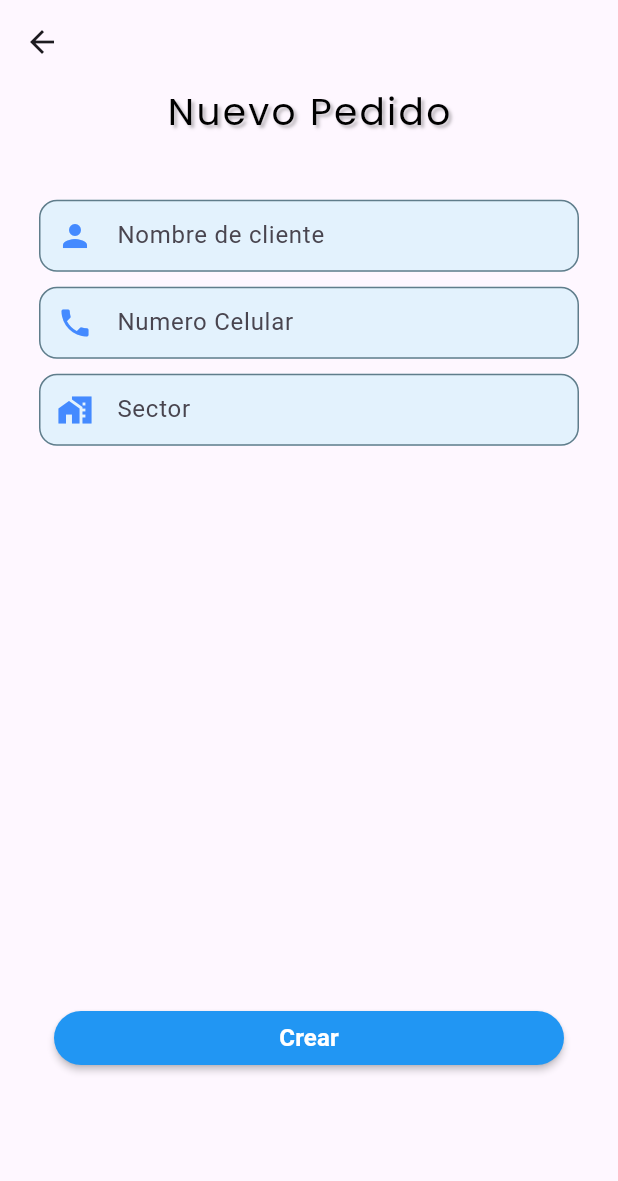
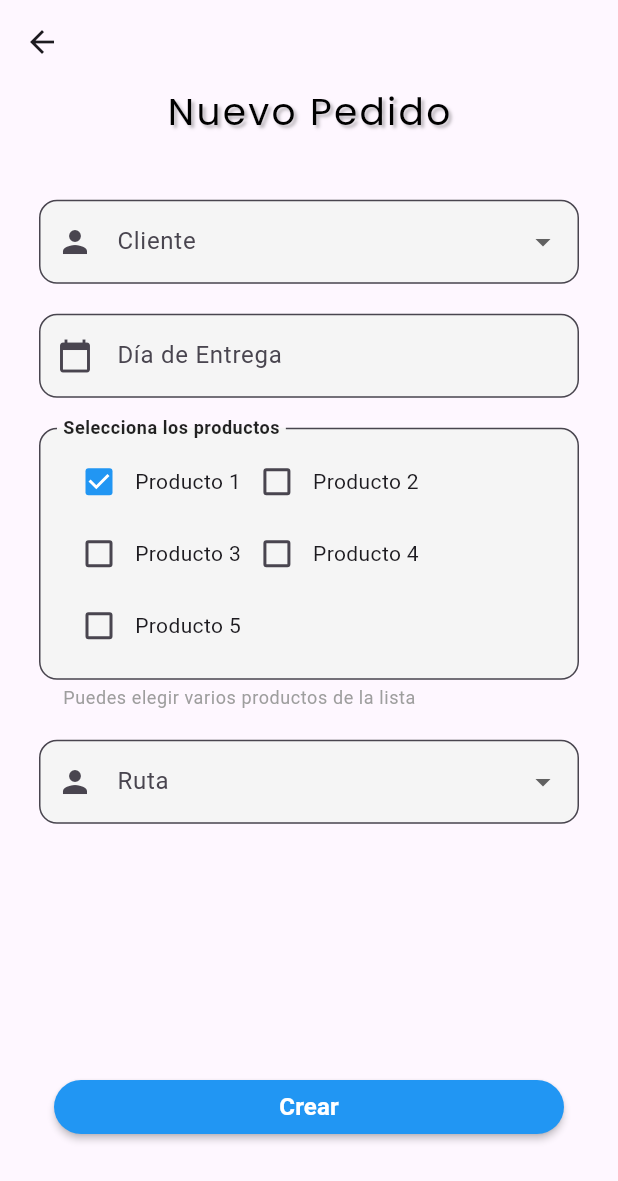
Before and after one commit to GeloAndres/The_Life_Water, a Flutter app: the AddNewBuyToClientScreen screen opened by its route, on a phone screen of 412 x 824 dp. Shown: the top 1181 px of the screen. Run offline on Flutter 3.47's test engine with Material 3 defaults, Android fonts, the phone set to English and light mode, and no system bars; drawn by our look-alikes of flutter_form_builder; our stand-ins replace dio, flutter_riverpod, form_builder_validators, go_router, google_fonts.

Commit message:
dev visual screen createNewOrder

```diff
--- a/frontend/the_life_water/lib/presentation/screen/admin_screen/add_new_buy_router/add_new_buy_to_client_screen.dart
+++ /dev/null
@@ -1,219 +0,0 @@
-import 'package:flutter/material.dart';
-import 'package:flutter_form_builder/flutter_form_builder.dart';
-import 'package:form_builder_validators/form_builder_validators.dart';
-import 'package:google_fonts/google_fonts.dart';
-import 'package:the_life_water/domain/entities/client.dart';
-import 'package:the_life_water/infrastructure/datasource/luisDatasource.dart';
-import 'package:the_life_water/infrastructure/repositories/client_repositorie_impl.dart';
-import 'package:go_router/go_router.dart';
-
-class AddNewBuyToClientScreen extends StatelessWidget {
-  const AddNewBuyToClientScreen({super.key});
-
-  @override
-  Widget build(BuildContext context) {
-    return Scaffold(
-        appBar: AppBar(),
-        body: SafeArea(
-          child: SingleChildScrollView(
-            child: Center(
-              child: SizedBox(
-                width: 360,
-                child: Column(
-                  mainAxisAlignment: MainAxisAlignment.start,
-                  children: [
-                    Text(
-                      'Nuevo Pedido',
-                      style: GoogleFonts.poppins(
-                        fontSize: 25,
-                        fontWeight: FontWeight.normal,
-                        color: Colors.black,
-                        letterSpacing: 1.5,
-                        shadows: [
-                          const Shadow(
-                            color: Colors.black26,
-                            blurRadius: 2,
-                            offset: Offset(2, 2),
-                          ),
-                        ],
-                      ),
-                    ),
-                    SizedBox(
-                      height: MediaQuery.of(context).size.height * 0.05,
-                    ),
-                    _FormNewOrder(),
-                  ],
-                ),
-              ),
-            ),
-          ),
-        ));
-  }
-}
-
-class _FormNewOrder extends StatefulWidget {
-  @override
-  State<_FormNewOrder> createState() => _FormNewOrderState();
-}
-
-class _FormNewOrderState extends State<_FormNewOrder> {
-  final GlobalKey<FormBuilderState> _formKey = GlobalKey<FormBuilderState>();
-  ClientRepositorieImpl luisDatasource =
-      ClientRepositorieImpl(datasource: Luisdatasource());
-
-  @override
-  void initState() {
-    super.initState();
-    _saveNewClient();
-  }
-
-  void _saveNewClient() {
-    setState(() {});
-  }
-
-  @override
-  Widget build(BuildContext context) {
-    return FormBuilder(
-        key: _formKey,
-        child: Column(
-          children: [
-            FormBuilderTextField(
-              autovalidateMode: AutovalidateMode.onUserInteraction,
-              name: 'nombre',
-              decoration: decorationFormOrder(
-                  'Nombre de cliente', Icons.person, 'Nombre Apellido'),
-              onChanged: (value) {},
-              validator: FormBuilderValidators.compose([
-                FormBuilderValidators.required(
-                    errorText: 'Nombre es requerido'),
-                FormBuilderValidators.minLength(3,
-                    errorText: 'Debe tener mas de tres caracteres')
-              ]),
-            ),
-            const SizedBox(
-              height: 10,
-            ),
-            FormBuilderTextField(
-              name: 'numero',
-              decoration: decorationFormOrder(
-                  'Numero Celular', Icons.phone, '912345678'),
-              validator: FormBuilderValidators.compose([
-                FormBuilderValidators.required(
-                    errorText: 'Número es requerido'),
-                FormBuilderValidators.numeric(
-                    errorText: 'Debe ser un número válido'),
-                FormBuilderValidators.minLength(9,
-                    errorText: 'Debe tener al menos 9 dígitos'),
-              ]),
-              valueTransformer: (value) {
-                if (value == null || value.isEmpty) return null;
-                return int.tryParse(value);
-              },
-            ),
-            const SizedBox(
-              height: 10,
-            ),
-            FormBuilderTextField(
-              name: 'sector',
-              decoration:
-                  decorationFormOrder('Sector', Icons.maps_home_work, 'Maipu'),
-              validator: FormBuilderValidators.compose([
-                FormBuilderValidators.required(
-                    errorText: 'Nombre es requerido'),
-                FormBuilderValidators.minLength(3,
-                    errorText: 'Debe tener mas de tres caracteres')
-              ]),
-            ),
-            SizedBox(
-              height: MediaQuery.of(context).size.height * 0.45,
-            ),
-            BotonCustomForm(
-              formKey: _formKey,
-              luisDatasource: luisDatasource,
-            )
-          ],
-        ));
-  }
-}
-
-InputDecoration decorationFormOrder(
-    String label, IconData iconData, String hintText) {
-  return InputDecoration(
-    labelText: label,
-    hintText: hintText,
-    prefixIcon: Icon(iconData, color: Colors.blueAccent),
-    border: OutlineInputBorder(
-      borderRadius: BorderRadius.circular(12.0),
-      borderSide: const BorderSide(color: Colors.blueAccent, width: 1.5),
-    ),
-    focusedBorder: OutlineInputBorder(
-      borderRadius: BorderRadius.circular(12.0),
-      borderSide: const BorderSide(color: Colors.lightBlue, width: 2.0),
-    ),
-    enabledBorder: OutlineInputBorder(
-      borderRadius: BorderRadius.circular(12.0),
-      borderSide: const BorderSide(color: Colors.blueGrey, width: 1.0),
-    ),
-    errorBorder: OutlineInputBorder(
-      borderRadius: BorderRadius.circular(12.0),
-      borderSide: const BorderSide(color: Colors.redAccent, width: 1.5),
-    ),
-    focusedErrorBorder: OutlineInputBorder(
-      borderRadius: BorderRadius.circular(12.0),
-      borderSide: const BorderSide(color: Colors.redAccent, width: 2.0),
-    ),
-    filled: true,
-    fillColor: Colors.blue.shade50,
-    contentPadding:
-        const EdgeInsets.symmetric(horizontal: 16.0, vertical: 12.0),
-  );
-}
-
-class BotonCustomForm extends StatelessWidget {
-  final GlobalKey<FormBuilderState> formKey;
-  final ClientRepositorieImpl luisDatasource;
-
-  const BotonCustomForm(
-      {super.key, required this.formKey, required this.luisDatasource});
-
-  @override
-  Widget build(BuildContext context) {
-    return MaterialButton(
-      minWidth: 340,
-      color: Colors.blue,
-      onPressed: () async {
-        formKey.currentState!.save();
-        if (formKey.currentState!.validate() == true) {
-          final formData = formKey.currentState!.value;
-
-          final Client newClient = Client(
-              nombre: formData['nombre'],
-              apellido: formData['sector'],
-              numTelefono: formData['numero'],
-              borrado: false,
-              id: 0);
-
-          final result = luisDatasource.createNewClient(newClient);
-
-          print('proceso creacion de cliente terminado, resultado: $result');
-
-          ScaffoldMessenger.of(context).showSnackBar(const SnackBar(
-              duration: Duration(seconds: 3),
-              content: Text('Creado Correctamente')));
-          GoRouter.of(context).pop();
-        }
-      },
-      shape: RoundedRectangleBorder(
-        borderRadius: BorderRadius.circular(20),
-      ),
-      child: const Text(
-        'Crear',
-        style: TextStyle(
-          color: Colors.white,
-          fontSize: 16,
-          fontWeight: FontWeight.bold,
-        ),
-      ),
-    );
-  }
-}
--- /dev/null
+++ b/frontend/the_life_water/lib/presentation/screen/admin_screen/add_new_order_router/add_new_order_to_client_screen.dart
@@ -0,0 +1,332 @@
+import 'package:flutter/material.dart';
+import 'package:flutter_form_builder/flutter_form_builder.dart';
+import 'package:flutter_riverpod/flutter_riverpod.dart';
+import 'package:form_builder_validators/form_builder_validators.dart';
+import 'package:google_fonts/google_fonts.dart';
+import 'package:the_life_water/domain/entities/client.dart';
+import 'package:the_life_water/infrastructure/datasource/luisDatasource.dart';
+import 'package:the_life_water/infrastructure/repositories/client_repositorie_impl.dart';
+import 'package:go_router/go_router.dart';
+
+class AddNewBuyToClientScreen extends StatelessWidget {
+  const AddNewBuyToClientScreen({super.key});
+
+  @override
+  Widget build(BuildContext context) {
+    return Scaffold(
+        appBar: AppBar(),
+        body: SafeArea(
+          child: SingleChildScrollView(
+            child: Center(
+              child: SizedBox(
+                width: 360,
+                child: Column(
+                  mainAxisAlignment: MainAxisAlignment.start,
+                  children: [
+                    Text(
+                      'Nuevo Pedido',
+                      style: GoogleFonts.poppins(
+                        fontSize: 25,
+                        fontWeight: FontWeight.normal,
+                        color: Colors.black,
+                        letterSpacing: 1.5,
+                        shadows: [
+                          const Shadow(
+                            color: Colors.black26,
+                            blurRadius: 2,
+                            offset: Offset(2, 2),
+                          ),
+                        ],
+                      ),
+                    ),
+                    SizedBox(
+                      height: MediaQuery.of(context).size.height * 0.05,
+                    ),
+                    _FormNewOrder(),
+                  ],
+                ),
+              ),
+            ),
+          ),
+        ));
+  }
+}
+
+class _FormNewOrder extends ConsumerStatefulWidget {
+  @override
+  ConsumerState<ConsumerStatefulWidget> createState() => _FormNewOrderState();
+}
+
+class _FormNewOrderState extends ConsumerState<_FormNewOrder> {
+  final GlobalKey<FormBuilderState> _formKey = GlobalKey<FormBuilderState>();
+  ClientRepositorieImpl luisDatasource =
+      ClientRepositorieImpl(datasource: Luisdatasource());
+
+  @override
+  void initState() {
+    super.initState();
+    _saveNewClient();
+  }
+
+  void _saveNewClient() {
+    setState(() {});
+  }
+
+  @override
+  Widget build(BuildContext context) {
+    // final listaOrdenes = ref.watch(pedidoStateProvider);
+    final List<Client> clientes = [
+      Client(
+          id: 1,
+          nombre: 'Gelo',
+          apellido: 'Figueora',
+          numTelefono: 93848483,
+          borrado: false),
+      Client(
+          id: 2,
+          nombre: 'Daniela',
+          apellido: 'Figueora',
+          numTelefono: 93848483,
+          borrado: false),
+      Client(
+          id: 3,
+          nombre: 'Damiás',
+          apellido: 'Figueora',
+          numTelefono: 93848483,
+          borrado: false),
+      Client(
+          id: 4,
+          nombre: 'Hela',
+          apellido: 'Figueora',
+          numTelefono: 93848483,
+          borrado: false),
+      Client(
+          id: 5,
+          nombre: 'Chayane',
+          apellido: 'Figueora',
+          numTelefono: 93848483,
+          borrado: false),
+    ];
+
+    final List<int> ruta = [1, 2, 3, 4];
+
+    return FormBuilder(
+        key: _formKey,
+        child: Column(
+          children: [
+            FormBuilderDropdown<int>(
+                name: 'Cliente',
+                decoration: InputDecoration(
+                  labelText: 'Cliente',
+                  border: OutlineInputBorder(
+                    borderRadius:
+                        BorderRadius.circular(12.0), // Bordes redondeados
+                  ),
+                  prefixIcon: const Icon(Icons.person), // Ícono al inicio
+                  filled: true,
+                  fillColor: Colors.grey[100], // Fondo ligero
+                ),
+                items: clientes
+                    .map((cliente) => DropdownMenuItem<int>(
+                          value: cliente.id,
+                          child: Row(
+                            children: [
+                              Text('${cliente.nombre}  '),
+                              Text(cliente.apellido)
+                            ],
+                          ),
+                        ))
+                    .toList()),
+            const SizedBox(
+              height: 20,
+            ),
+            FormBuilderDateTimePicker(
+              name: 'dia_entrega',
+              initialDatePickerMode: DatePickerMode.day,
+              inputType: InputType.date,
+              decoration: InputDecoration(
+                labelText: 'Día de Entrega',
+                hintText: 'Selecciona el día de entrega',
+                border: OutlineInputBorder(
+                  borderRadius: BorderRadius.circular(12.0),
+                ),
+                prefixIcon: const Icon(Icons.calendar_today),
+                filled: true,
+                fillColor: Colors.grey[100],
+              ),
+              firstDate: DateTime.now(),
+              lastDate: DateTime.now().add(const Duration(days: 365)),
+              validator: FormBuilderValidators.compose([
+                FormBuilderValidators.required(),
+              ]),
+            ),
+            const SizedBox(
+              height: 20,
+            ),
+            FormBuilderCheckboxGroup<int>(
+              name: 'lista_productos',
+              options: const <FormBuilderFieldOption<int>>[
+                FormBuilderFieldOption(
+                  value: 1,
+                  child: Text('Producto 1'),
+                ),
+                FormBuilderFieldOption(
+                  value: 2,
+                  child: Text('Producto 2'),
+                ),
+                FormBuilderFieldOption(
+                  value: 3,
+                  child: Text('Producto 3'),
+                ),
+                FormBuilderFieldOption(
+                  value: 4,
+                  child: Text('Producto 4'),
+                ),
+                FormBuilderFieldOption(
+                  value: 5,
+                  child: Text('Producto 5'),
+                ),
+              ],
+              decoration: InputDecoration(
+                labelText: 'Selecciona los productos',
+                hintText: 'Elige los productos que desea comprar',
+                labelStyle: const TextStyle(
+                  fontSize: 16,
+                  fontWeight: FontWeight.bold,
+                  color: Colors.black87,
+                ),
+                helperText: 'Puedes elegir varios productos de la lista',
+                helperStyle: const TextStyle(
+                  color: Colors.grey,
+                  fontSize: 12,
+                ),
+                border: OutlineInputBorder(
+                  borderRadius: BorderRadius.circular(12.0),
+                ),
+                contentPadding: const EdgeInsets.all(12.0),
+                filled: true,
+                fillColor: Colors.grey[100],
+              ),
+              initialValue: const [1],
+              validator: FormBuilderValidators.compose([
+                FormBuilderValidators.required(),
+                FormBuilderValidators.minLength(1,
+                    errorText: 'Selecciona al menos un producto'),
+              ]),
+              activeColor: Colors.blue,
+              checkColor: Colors.white,
+            ),
+
+            const SizedBox(
+              height: 20,
+            ),
+            FormBuilderDropdown<int>(
+                name: 'ruta',
+                decoration: InputDecoration(
+                  labelText: 'Ruta',
+                  border: OutlineInputBorder(
+                    borderRadius: BorderRadius.circular(12.0),
+                  ),
+                  prefixIcon: const Icon(Icons.person),
+                  filled: true,
+                  fillColor: Colors.grey[100],
+                ),
+                items: ruta
+                    .map((numRuta) => DropdownMenuItem<int>(
+                        value: numRuta, child: Text(numRuta.toString())))
+                    .toList()),
+            //boton de termino
+            SizedBox(
+              height: MediaQuery.of(context).size.height * 0.2,
+            ),
+            BotonCustomForm(
+              formKey: _formKey,
+              luisDatasource: luisDatasource,
+            )
+          ],
+        ));
+  }
+}
+
+InputDecoration decorationFormOrder(
+    String label, IconData iconData, String hintText) {
+  return InputDecoration(
+    labelText: label,
+    hintText: hintText,
+    prefixIcon: Icon(iconData, color: Colors.blueAccent),
+    border: OutlineInputBorder(
+      borderRadius: BorderRadius.circular(12.0),
+      borderSide: const BorderSide(color: Colors.blueAccent, width: 1.5),
+    ),
+    focusedBorder: OutlineInputBorder(
+      borderRadius: BorderRadius.circular(12.0),
+      borderSide: const BorderSide(color: Colors.lightBlue, width: 2.0),
+    ),
+    enabledBorder: OutlineInputBorder(
+      borderRadius: BorderRadius.circular(12.0),
+      borderSide: const BorderSide(color: Colors.blueGrey, width: 1.0),
+    ),
+    errorBorder: OutlineInputBorder(
+      borderRadius: BorderRadius.circular(12.0),
+      borderSide: const BorderSide(color: Colors.redAccent, width: 1.5),
+    ),
+    focusedErrorBorder: OutlineInputBorder(
+      borderRadius: BorderRadius.circular(12.0),
+      borderSide: const BorderSide(color: Colors.redAccent, width: 2.0),
+    ),
+    filled: true,
+    fillColor: Colors.blue.shade50,
+    contentPadding:
+        const EdgeInsets.symmetric(horizontal: 16.0, vertical: 12.0),
+  );
+}
+
+class BotonCustomForm extends StatelessWidget {
+  final GlobalKey<FormBuilderState> formKey;
+  final ClientRepositorieImpl luisDatasource;
+
+  const BotonCustomForm(
+      {super.key, required this.formKey, required this.luisDatasource});
+
+  @override
+  Widget build(BuildContext context) {
+    return MaterialButton(
+      minWidth: 340,
+      color: Colors.blue,
+      onPressed: () async {
+        formKey.currentState!.save();
+        if (formKey.currentState!.validate() == true) {
+          final formData = formKey.currentState!.value;
+
+          //TODO: crear el guardado de las ordenes
+          final Client newClient = Client(
+              nombre: formData['nombre'],
+              apellido: formData['sector'],
+              numTelefono: formData['numero'],
+              borrado: false,
+              id: 0);
+
+          final result = luisDatasource.createNewClient(newClient);
+
+          print('proceso creacion de cliente terminado, resultado: $result');
+
+          ScaffoldMessenger.of(context).showSnackBar(const SnackBar(
+              duration: Duration(seconds: 3),
+              content: Text('Creado Correctamente')));
+          GoRouter.of(context).pop();
+        }
+      },
+      shape: RoundedRectangleBorder(
+        borderRadius: BorderRadius.circular(20),
+      ),
+      child: const Text(
+        'Crear',
+        style: TextStyle(
+          color: Colors.white,
+          fontSize: 16,
+          fontWeight: FontWeight.bold,
+        ),
+      ),
+    );
+  }
+}
--- a/frontend/the_life_water/lib/presentation/screen/screens.dart
+++ b/frontend/the_life_water/lib/presentation/screen/screens.dart
@@ -1,6 +1,6 @@
 export 'package:the_life_water/presentation/screen/admin_screen/product/create_new_product/create_new_product_screen.dart';
 export 'package:the_life_water/presentation/screen/admin_screen/orders/orders_screen.dart';
-export 'package:the_life_water/presentation/screen/admin_screen/add_new_buy_router/add_new_buy_to_client_screen.dart';
+export 'package:the_life_water/presentation/screen/admin_screen/add_new_order_router/add_new_order_to_client_screen.dart';
 export 'package:the_life_water/presentation/screen/admin_screen/watch_client/create_new_client/create_new_client_screen.dart';
 export 'package:the_life_water/presentation/screen/admin_screen/product/product_screen.dart';
 export 'package:the_life_water/presentation/screen/admin_screen/generation_inf/generation_info_screen.dart';
```
